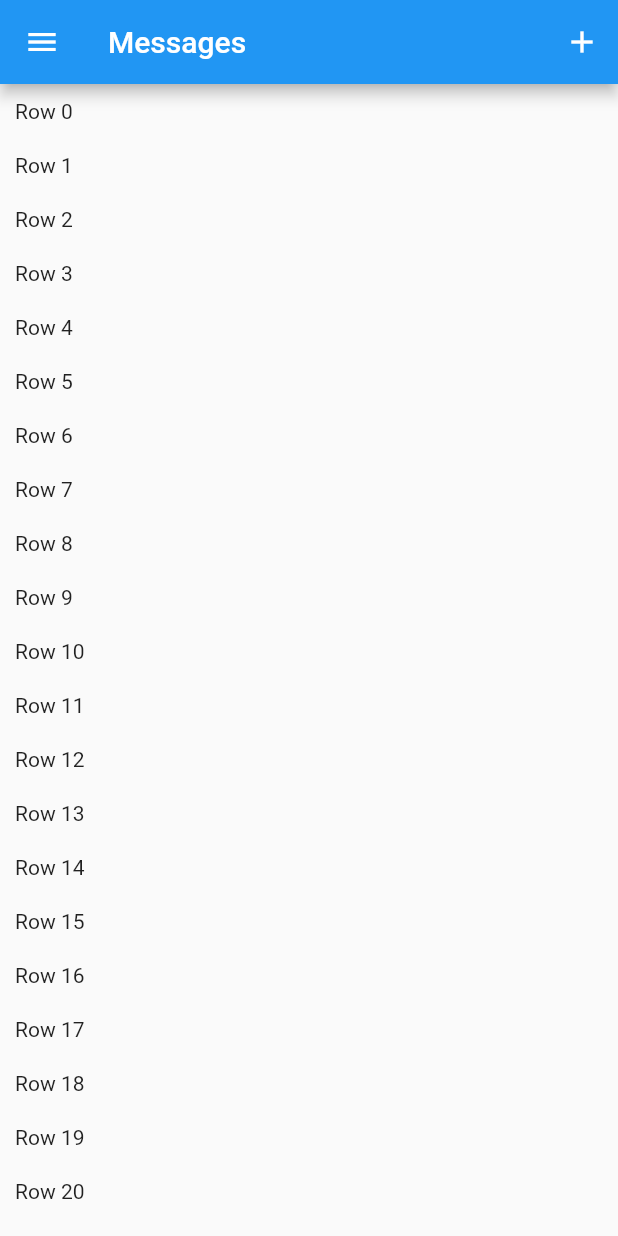
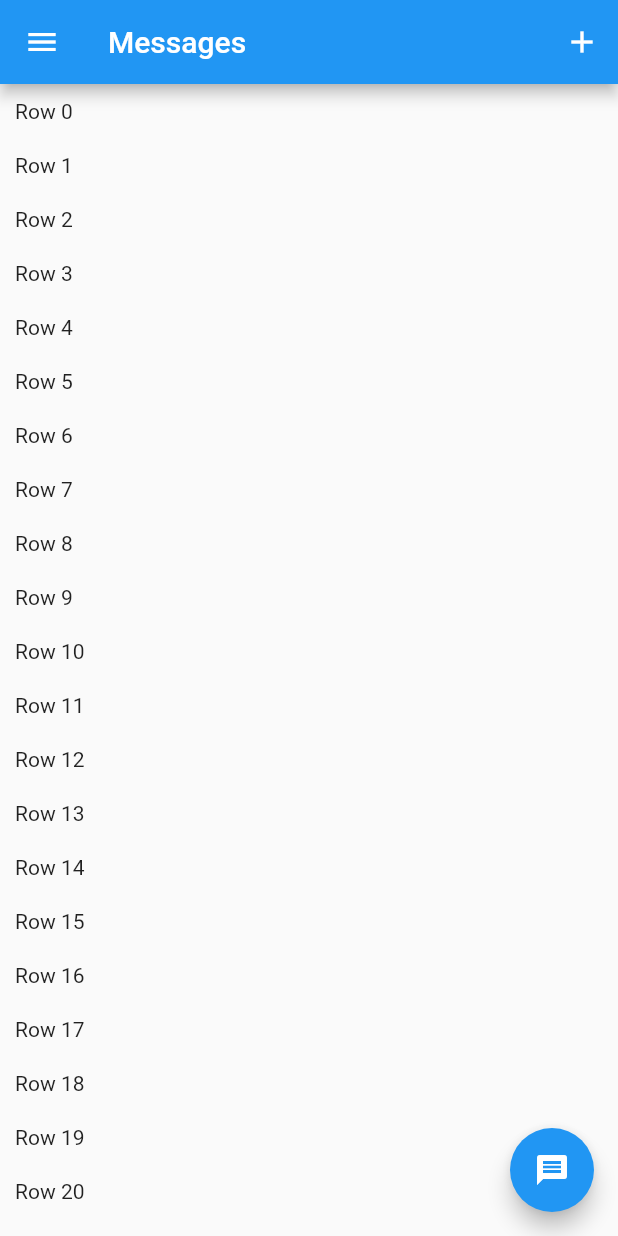
Before and after one commit to JBuhay34/buhaychat, a Flutter app: the screen it shows after launch, on a phone screen of 412 x 824 dp. Run offline on Flutter 3.47's test engine with Material 2 defaults, Android fonts, the phone set to English and light mode, and no system bars.

Commit message:
Added UI features to the app

```diff
--- a/lib/main.dart
+++ b/lib/main.dart
@@ -38,19 +38,37 @@ class _SampleAppPageState extends State<SampleAppPage> {
   Widget build(BuildContext context) {
     return Scaffold(
         appBar: AppBar(
-          leading: new Icon(Icons.menu),
           title: Text("Messages"),
           actions: <Widget>[
             new IconButton(
                 icon: new Icon(Icons.add),
                 onPressed: (){}
-                )]
+                )
+          ]
+        ),
+        drawer: new Drawer(
+          child: new ListView(
+            children: <Widget>[
+              new DrawerHeader(child: new Text("BuhayMessage"),
+              decoration: new BoxDecoration(
+                color: Colors.blue
+              ),
+        ),
+              new Text("Sign out"),
+              new Text("Import Contacts")
+            ],
+          )
         ),
         body: ListView.builder(
             itemCount: widgets.length,
             itemBuilder: (BuildContext context, int position) {
               return getRow(position);
-            }));
+            }),
+        floatingActionButton: new FloatingActionButton(
+          onPressed: (){},
+          child: new Icon(Icons.message),
+        ),
+    );
   }
 
   Widget getRow(int i) {
```
